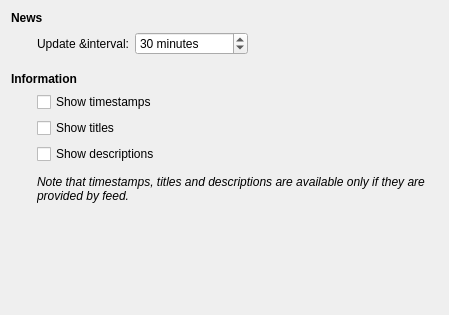
Before: the Qt Designer form applets/news/config.ui in KDE/kdeplasma-addons, drawn with Qt 5.
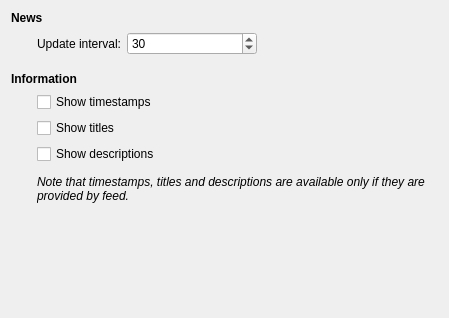
After: the same form once the commit is applied. Custom widgets are drawn as their Qt base class.

Commit message: Add plural suffix support to all spinBoxes in all plasmoids except weatherstation.

What changed in the file:
```diff
--- a/applets/news/config.ui
+++ b/applets/news/config.ui
@@ -6,7 +6,7 @@
     <x>0</x>
     <y>0</y>
     <width>449</width>
-    <height>315</height>
+    <height>318</height>
    </rect>
   </property>
   <property name="sizePolicy" >
@@ -50,7 +50,7 @@
      <item>
       <widget class="QLabel" name="label_2" >
        <property name="text" >
-        <string>Update &amp;interval:</string>
+        <string>Update interval:</string>
        </property>
        <property name="alignment" >
         <set>Qt::AlignRight|Qt::AlignTrailing|Qt::AlignVCenter</set>
@@ -65,8 +65,11 @@
          <verstretch>0</verstretch>
         </sizepolicy>
        </property>
-       <property name="suffix" >
-        <string> minutes</string>
+       <property name="minimumSize" >
+        <size>
+         <width>130</width>
+         <height>0</height>
+        </size>
        </property>
        <property name="minimum" >
         <number>1</number>
```
The commit also changes 7 other files.
